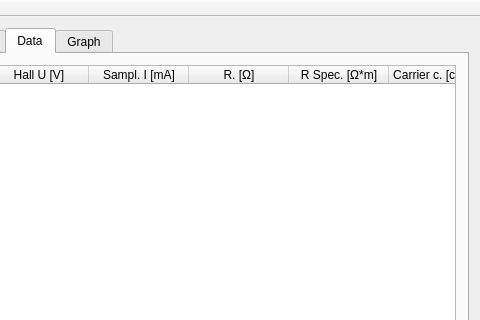
Above: hall/mainwindow.ui from mBr001/hall before the change; both pictures show x 337 to 817 and y 0 to 320 of the 817 by 460 pixel window. Below: the same form after it.
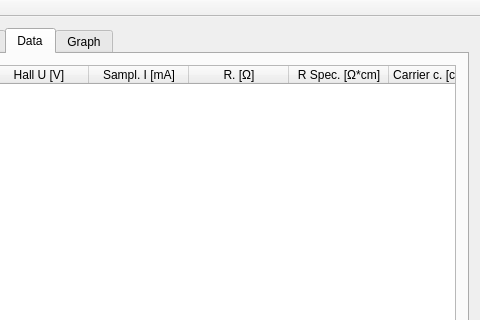
That is the form after the change. The open tabs and pages were chosen to show the change. Custom widgets are drawn as their Qt base class.

Diff of the .ui file:
```diff
--- a/hall/mainwindow.ui
+++ b/hall/mainwindow.ui
@@ -570,7 +570,7 @@
             </column>
             <column>
              <property name="text">
-              <string>R Spec. [Ω*m]</string>
+              <string>R Spec. [Ω*cm]</string>
              </property>
             </column>
             <column>
```
Left out of the diff: 2 changed lines with no effect on the pictures.
